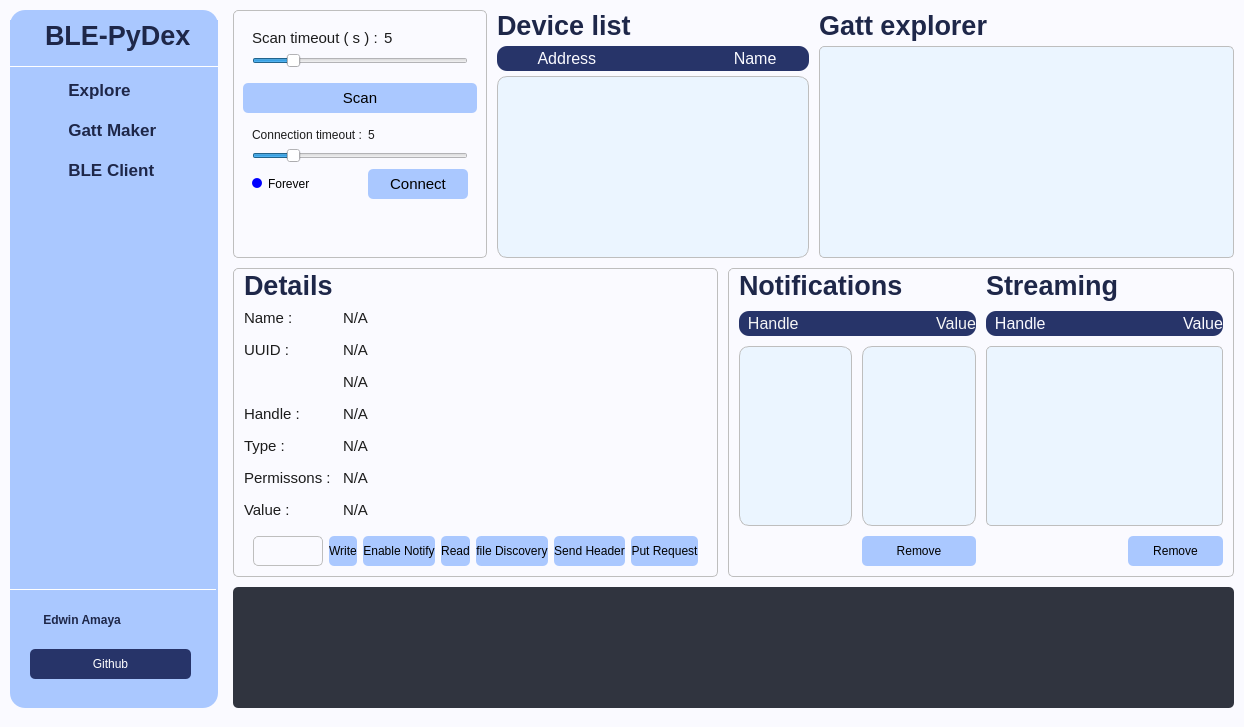
EdwinFairchild/BLE-PyDex, file BLE_GUI.ui: the form before one commit.
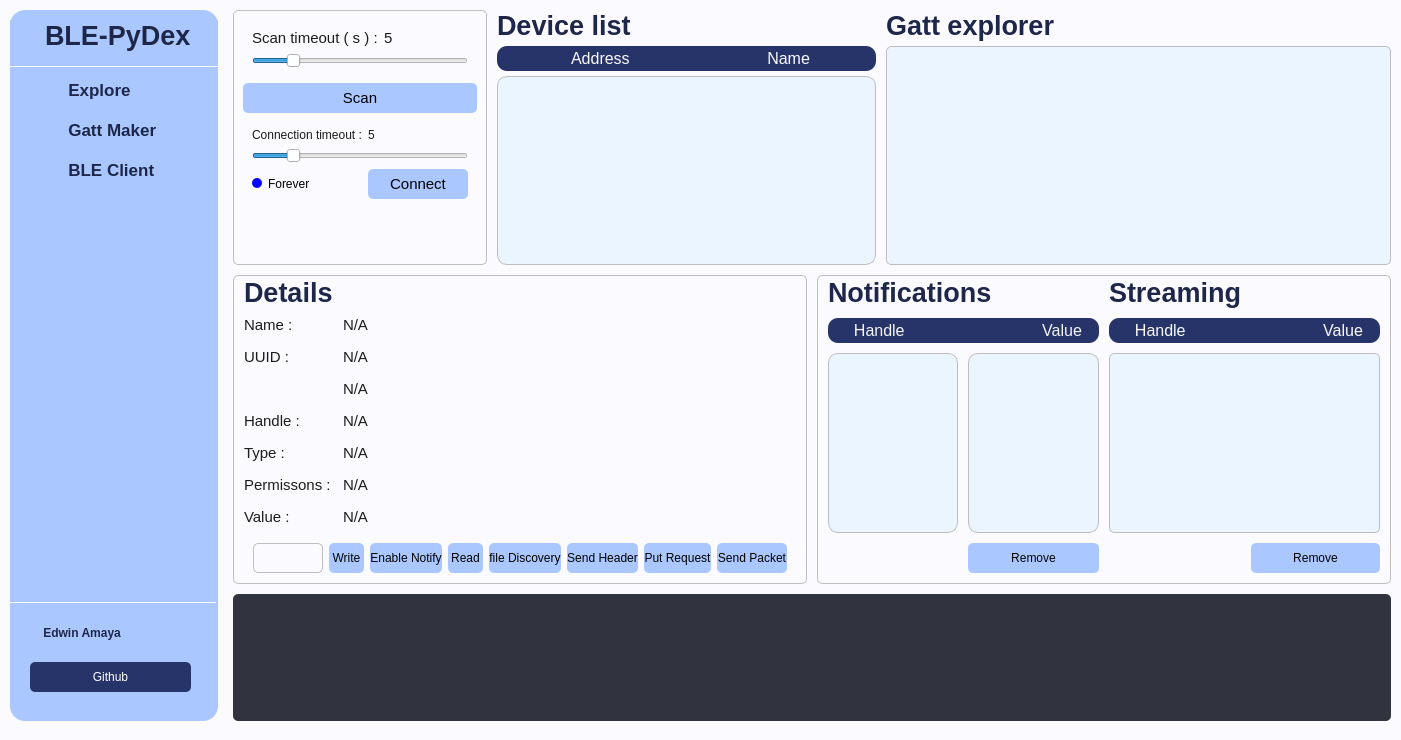
The form after the commit. Custom widgets are drawn as their Qt base class.

Commit message: send packet button

Diff of the .ui file:
```diff
--- a/BLE_GUI.ui
+++ b/BLE_GUI.ui
@@ -6,8 +6,8 @@
    <rect>
     <x>0</x>
     <y>0</y>
-    <width>1219</width>
-    <height>727</height>
+    <width>1401</width>
+    <height>740</height>
    </rect>
   </property>
   <property name="sizePolicy">
@@ -1380,7 +1380,7 @@
                             <property name="frameShadow">
                              <enum>QFrame::Raised</enum>
                             </property>
-                            <layout class="QHBoxLayout" name="horizontalLayout" stretch="1,1,1,1,0,0,0">
+                            <layout class="QHBoxLayout" name="horizontalLayout" stretch="1,1,1,1,0,0,0,0">
                              <property name="bottomMargin">
                               <number>0</number>
                              </property>
@@ -1622,6 +1622,40 @@
                                </property>
                               </widget>
                              </item>
+                             <item>
+                              <widget class="QPushButton" name="btnSendPacket">
+                               <property name="minimumSize">
+                                <size>
+                                 <width>0</width>
+                                 <height>30</height>
+                                </size>
+                               </property>
+                               <property name="styleSheet">
+                                <string notr="true">QPushButton{
+	color: rgb(0, 0, 0);
+		background-color: rgb(170,200,255);
+	border:none;
+border-radius:5px;
+
+}
+
+QPushButton:hover{
+	color: rgb(28, 28, 28);
+		background-color: rgb(140,170,255);
+
+}
+
+QPushButton:pressed{
+	
+		color: rgb(28, 28, 28);
+	background-color: rgb(110,140,255);
+}</string>
+                               </property>
+                               <property name="text">
+                                <string>Send Packet</string>
+                               </property>
+                              </widget>
+                             </item>
                             </layout>
                            </widget>
                           </item>
```
The commit also changes 1 other file.
